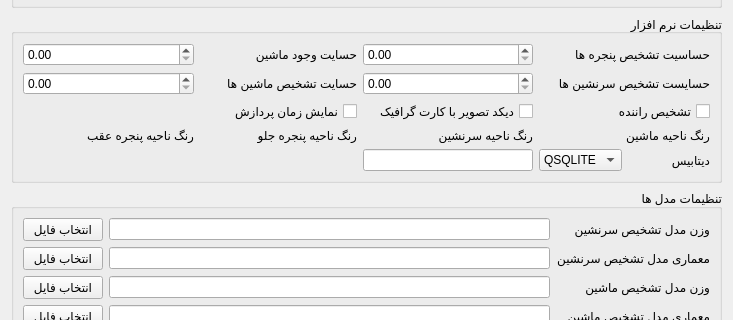
This is appsettingsdialog.ui in pouya-codes/OccuptantDetector as Qt 5 draws it before an edit; both pictures show x 0 to 733 and y 116 to 436 of the 733 by 553 pixel window. The edited form follows.
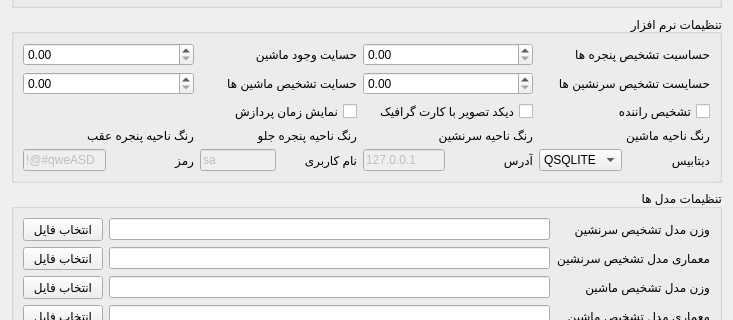
This is the edited form. Custom widgets are drawn as their Qt base class.

```diff
--- a/appsettingsdialog.ui
+++ b/appsettingsdialog.ui
@@ -330,7 +330,85 @@
        </layout>
       </item>
       <item row="4" column="2">
-       <widget class="QLineEdit" name="lineEdit"/>
+       <layout class="QHBoxLayout" name="horizontalLayout_8">
+        <item>
+         <widget class="QLineEdit" name="le_server">
+          <property name="enabled">
+           <bool>false</bool>
+          </property>
+          <property name="sizePolicy">
+           <sizepolicy hsizetype="Ignored" vsizetype="Fixed">
+            <horstretch>0</horstretch>
+            <verstretch>0</verstretch>
+           </sizepolicy>
+          </property>
+          <property name="text">
+           <string>127.0.0.1</string>
+          </property>
+         </widget>
+        </item>
+        <item>
+         <widget class="QLabel" name="label_18">
+          <property name="text">
+           <string>آدرس</string>
+          </property>
+         </widget>
+        </item>
+       </layout>
+      </item>
+      <item row="4" column="1">
+       <layout class="QHBoxLayout" name="horizontalLayout_9">
+        <item>
+         <widget class="QLineEdit" name="le_user">
+          <property name="enabled">
+           <bool>false</bool>
+          </property>
+          <property name="sizePolicy">
+           <sizepolicy hsizetype="Ignored" vsizetype="Fixed">
+            <horstretch>0</horstretch>
+            <verstretch>0</verstretch>
+           </sizepolicy>
+          </property>
+          <property name="text">
+           <string>sa</string>
+          </property>
+         </widget>
+        </item>
+        <item>
+         <widget class="QLabel" name="label_19">
+          <property name="text">
+           <string>نام کاربری</string>
+          </property>
+         </widget>
+        </item>
+       </layout>
+      </item>
+      <item row="4" column="0">
+       <layout class="QHBoxLayout" name="horizontalLayout_10">
+        <item>
+         <widget class="QLineEdit" name="le_password">
+          <property name="enabled">
+           <bool>false</bool>
+          </property>
+          <property name="sizePolicy">
+           <sizepolicy hsizetype="Ignored" vsizetype="Fixed">
+            <horstretch>0</horstretch>
+            <verstretch>0</verstretch>
+           </sizepolicy>
+          </property>
+          <property name="text">
+           <string>!@#qweASD</string>
+          </property>
+         </widget>
+        </item>
+        <item>
+         <widget class="QLabel" name="label_20">
+          <property name="text">
+           <string>رمز</string>
+          </property>
+         </widget>
+        </item>
+       </layout>
       </item>
      </layout>
     </widget>
```
